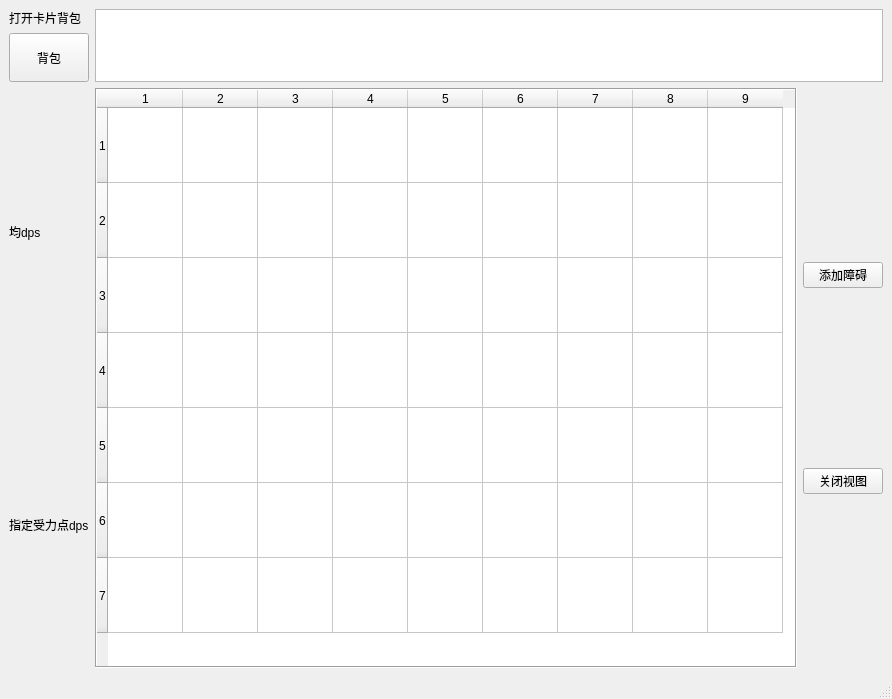
This is dps_calculator.ui in syfoud/dps_calculator as Qt 5 draws it before an edit. The edited form follows.
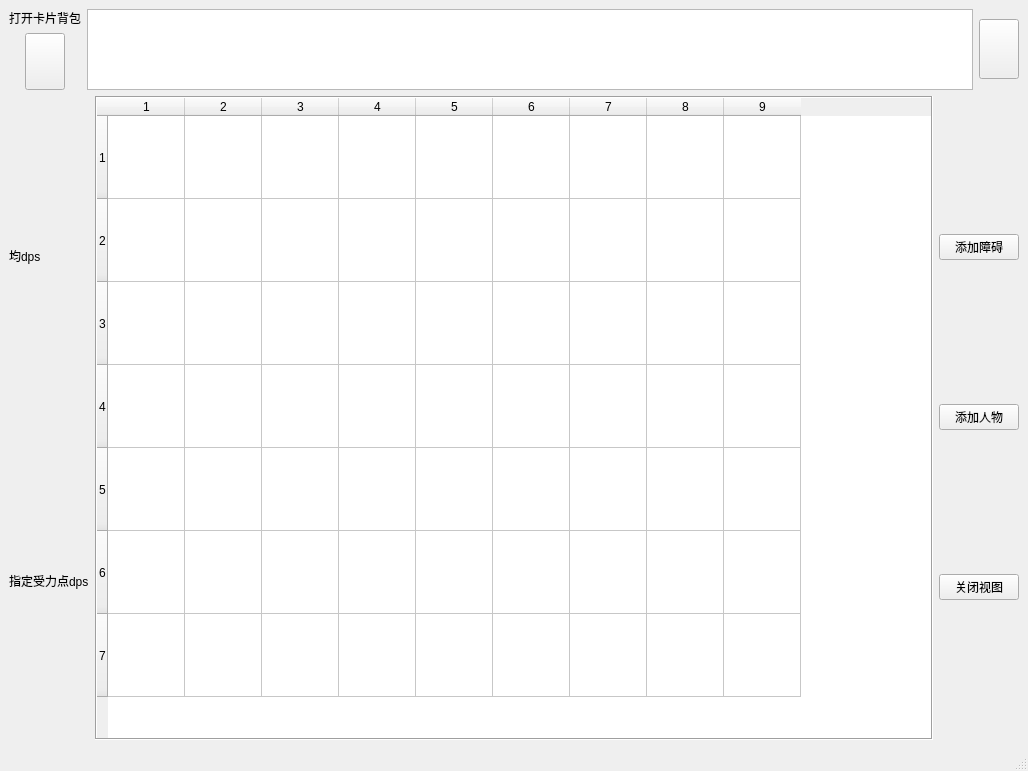
This is the edited form.

Commit message: 添加大量图标

Diff of the .ui file:
```diff
--- a/dps_calculator.ui
+++ b/dps_calculator.ui
@@ -6,8 +6,8 @@
    <rect>
     <x>0</x>
     <y>0</y>
-    <width>892</width>
-    <height>699</height>
+    <width>1028</width>
+    <height>771</height>
    </rect>
   </property>
   <property name="windowTitle">
@@ -18,7 +18,7 @@
     <item>
      <layout class="QVBoxLayout" name="verticalLayout_2" stretch="1,8">
       <item>
-       <layout class="QHBoxLayout" name="horizontalLayout_2" stretch="0,0">
+       <layout class="QHBoxLayout" name="CardLayout" stretch="0,0,0">
         <item>
          <layout class="QVBoxLayout" name="verticalLayout_5">
           <item>
@@ -28,16 +28,19 @@
             </property>
            </widget>
           </item>
-          <item>
-           <widget class="QPushButton" name="pushButton_3">
+          <item alignment="Qt::AlignHCenter">
+           <widget class="QPushButton" name="Bag">
             <property name="sizePolicy">
              <sizepolicy hsizetype="Fixed" vsizetype="Expanding">
               <horstretch>0</horstretch>
               <verstretch>0</verstretch>
              </sizepolicy>
             </property>
+            <property name="layoutDirection">
+             <enum>Qt::LeftToRight</enum>
+            </property>
             <property name="text">
-             <string>背包</string>
+             <string/>
             </property>
            </widget>
           </item>
@@ -83,6 +86,35 @@
           </property>
          </widget>
         </item>
+        <item>
+         <layout class="QVBoxLayout" name="verticalLayout_6">
+          <property name="sizeConstraint">
+           <enum>QLayout::SetDefaultConstraint</enum>
+          </property>
+          <item>
+           <widget class="QPushButton" name="shovel">
+            <property name="enabled">
+             <bool>true</bool>
+            </property>
+            <property name="sizePolicy">
+             <sizepolicy hsizetype="Maximum" vsizetype="Maximum">
+              <horstretch>0</horstretch>
+              <verstretch>0</verstretch>
+             </sizepolicy>
+            </property>
+            <property name="minimumSize">
+             <size>
+              <width>0</width>
+              <height>60</height>
+             </size>
+            </property>
+            <property name="text">
+             <string/>
+            </property>
+           </widget>
+          </item>
+         </layout>
+        </item>
        </layout>
       </item>
       <item>
@@ -156,10 +188,10 @@
            <bool>false</bool>
           </attribute>
           <attribute name="horizontalHeaderMinimumSectionSize">
-           <number>75</number>
+           <number>77</number>
           </attribute>
           <attribute name="horizontalHeaderDefaultSectionSize">
-           <number>75</number>
+           <number>77</number>
           </attribute>
           <attribute name="horizontalHeaderHighlightSections">
            <bool>true</bool>
@@ -174,10 +206,10 @@
            <bool>false</bool>
           </attribute>
           <attribute name="verticalHeaderMinimumSectionSize">
-           <number>75</number>
+           <number>83</number>
           </attribute>
           <attribute name="verticalHeaderDefaultSectionSize">
-           <number>75</number>
+           <number>83</number>
           </attribute>
           <row>
            <property name="text">
@@ -270,6 +302,13 @@
             </property>
            </widget>
           </item>
+          <item>
+           <widget class="QPushButton" name="pushButton_3">
+            <property name="text">
+             <string>添加人物</string>
+            </property>
+           </widget>
+          </item>
           <item>
            <widget class="QPushButton" name="pushButton_2">
             <property name="text">
```
Left out of the diff: 6 changed lines with no effect on the pictures. The commit also changes 111 other files.
